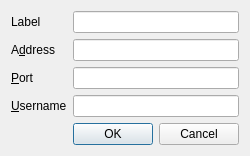
First picture: the form in src/mumble/ConnectDialogEdit.ui, repository mumble-voip/mumble, before the edit.
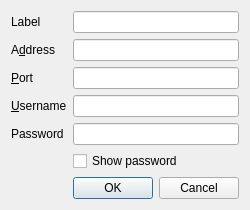
Second picture: the form after the edit.

Commit message: Adding new favourite server now completes from clipboard. Added password edit field to favourite edit dialog (only shown for SuperUser or favourites which already have a password)

Patch:
```diff
--- a/src/mumble/ConnectDialogEdit.ui
+++ b/src/mumble/ConnectDialogEdit.ui
@@ -7,9 +7,15 @@
     <x>0</x>
     <y>0</y>
     <width>243</width>
-    <height>147</height>
+    <height>194</height>
    </rect>
   </property>
+  <property name="sizePolicy">
+   <sizepolicy hsizetype="Preferred" vsizetype="MinimumExpanding">
+    <horstretch>0</horstretch>
+    <verstretch>0</verstretch>
+   </sizepolicy>
+  </property>
   <property name="windowTitle">
    <string>Edit Server</string>
   </property>
@@ -98,13 +104,41 @@
      </property>
     </widget>
    </item>
-   <item row="4" column="1">
+   <item row="6" column="1">
     <widget class="QDialogButtonBox" name="qdbbButtonBox">
      <property name="standardButtons">
       <set>QDialogButtonBox::Cancel|QDialogButtonBox::Ok</set>
      </property>
     </widget>
    </item>
+   <item row="4" column="0">
+    <widget class="QLabel" name="qliPassword">
+     <property name="text">
+      <string>Password</string>
+     </property>
+    </widget>
+   </item>
+   <item row="4" column="1">
+    <widget class="QLineEdit" name="qlePassword">
+     <property name="toolTip">
+      <string>Password to send to the server</string>
+     </property>
+     <property name="whatsThis">
+      <string>&lt;b&gt;Password&lt;/b&gt;&lt;br/&gt;
+Password to be sent to the server on connect. This password is needed when connecting as &lt;i&gt;SuperUser&lt;/i&gt; or to a server using password authentication. If not entered here the password will be queried on connect.</string>
+     </property>
+    </widget>
+   </item>
+   <item row="5" column="1">
+    <widget class="QCheckBox" name="qcbShowPassword">
+     <property name="toolTip">
+      <string/>
+     </property>
+     <property name="text">
+      <string>Show password</string>
+     </property>
+    </widget>
+   </item>
   </layout>
  </widget>
  <tabstops>
```
The commit also changes 2 other files.
